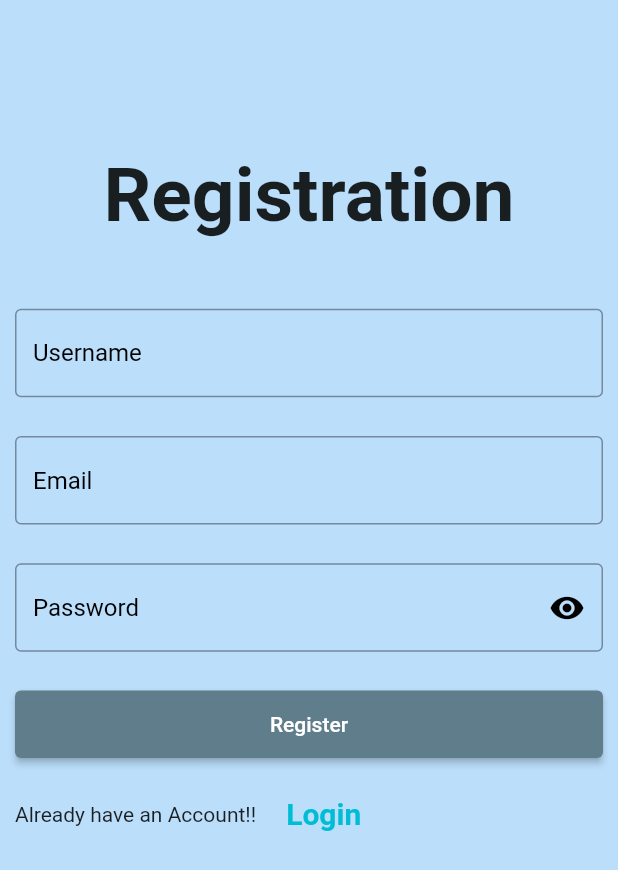
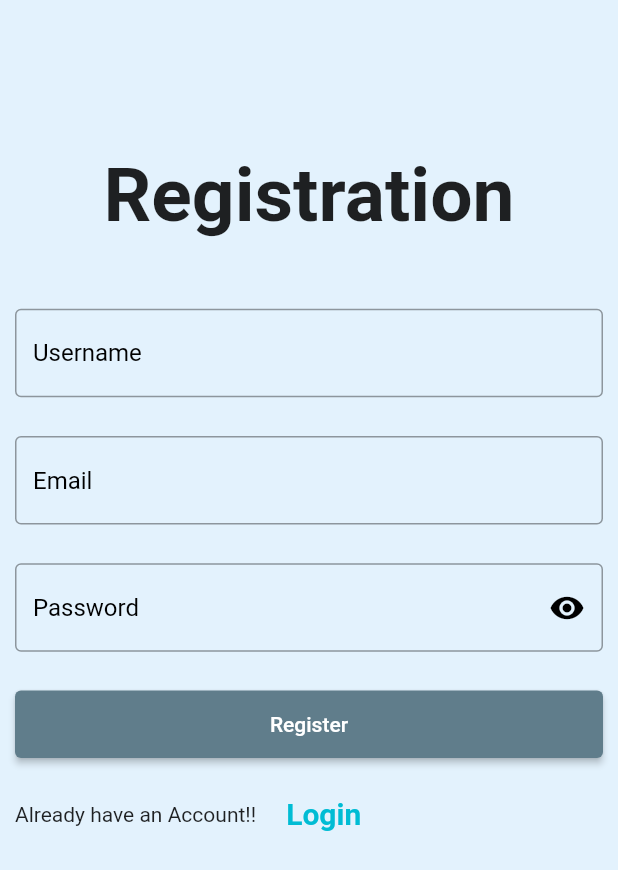
Before and after one commit to Yash-Waghmare/leazkart, a Flutter app: the screen it shows after launch, after a tap on "SignUp", on a phone screen of 412 x 824 dp. Shown: the top 870 px of the screen. Run offline on Flutter 3.47's test engine with Material 2 defaults, Android fonts, the phone set to English and light mode, and no system bars; our stand-ins replace animated_text_kit, firebase_auth, firebase_core; accounts and stored records are empty.

Commit message:
SignUP and Login page color change Welcome Screen animation added

```diff
--- a/lib/homescreen.dart
+++ b/lib/homescreen.dart
@@ -1,6 +1,7 @@
 import 'package:flutter/material.dart';
 import 'package:leazkart/welcome.dart';
 import 'package:firebase_auth/firebase_auth.dart';
+
 
 class home extends StatefulWidget {
 
--- a/lib/login.dart
+++ b/lib/login.dart
@@ -35,7 +35,7 @@ class _loginState extends State<login> {
   @override
   Widget build(BuildContext context){
     return Scaffold(
-      backgroundColor: Colors.blue[100],
+      backgroundColor: Colors.blue[50],
       body: Form(
         key: _formKey,
         child: Container(
--- a/lib/signup.dart
+++ b/lib/signup.dart
@@ -36,7 +36,7 @@ class _signupState extends State<signup> {
   @override
   Widget build(BuildContext context) {
     return Scaffold(
-      backgroundColor: Colors.blue[100],
+      backgroundColor: Colors.blue[50],
       resizeToAvoidBottomInset: false,
         body: SafeArea(
           child: Form(
--- a/lib/welcome.dart
+++ b/lib/welcome.dart
@@ -1,6 +1,7 @@
 import 'package:flutter/material.dart';
 import 'package:leazkart/signup.dart';
 import 'package:leazkart/login.dart';
+import 'package:animated_text_kit/animated_text_kit.dart';
 
 class welcome extends StatefulWidget {
   static String id='Welcome';
@@ -20,14 +21,20 @@ class _welcomeState extends State<welcome> {
             Container(
               height: 300,
               child: Center(
-                child: Text(
-                  'leazkart',
+                child: DefaultTextStyle(
                   style: TextStyle(
                     color: Colors.lightBlue,
                     fontSize: 35,
                     fontWeight: FontWeight.bold,
                   ),
+                  child: AnimatedTextKit(
+                    repeatForever: true,
+                    animatedTexts: [
+                      FlickerAnimatedText('leazkart'),]
+
                 ),
+                )
+
               ),
             ),
             Container(
--- a/pubspec.yaml
+++ b/pubspec.yaml
@@ -17,6 +17,7 @@ dependencies:
   firebase_core: ^1.19.2
   cloud_firestore: ^3.3.0
   firebase_auth: ^3.4.2
+  animated_text_kit: ^4.2.2
 
 dev_dependencies:
   flutter_test:
```
Also changed, not shown: pubspec.lock.
